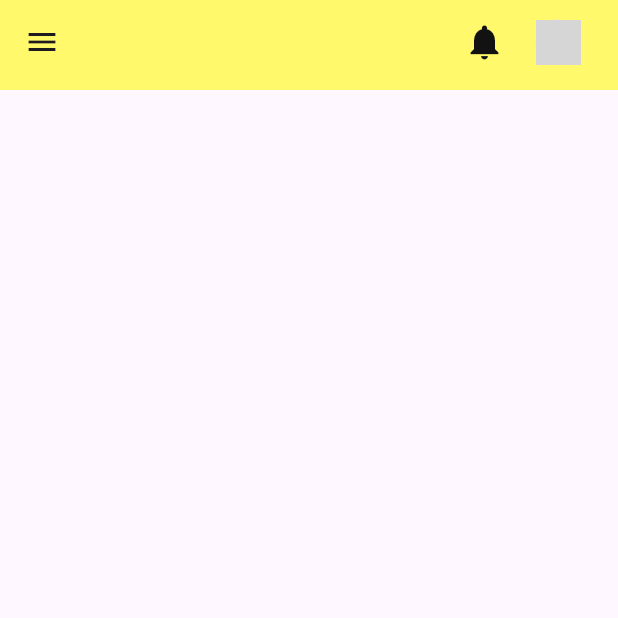
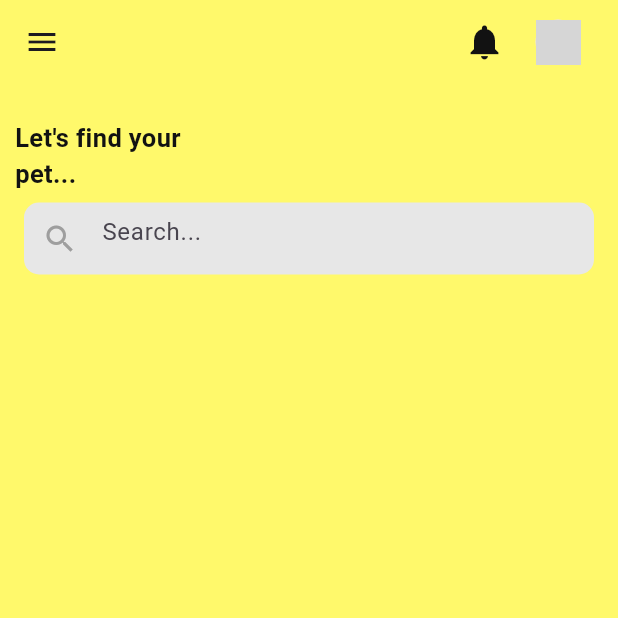
Before and after one commit to Norielqt/FinalPurrPatrol, a Flutter app: the HomeScreen screen opened by its route, on a phone screen of 412 x 824 dp, the top half of it. Run offline on Flutter 3.47's test engine with Material 3 defaults, Android fonts, the phone set to English and light mode, and no system bars; our stand-ins replace cloud_firestore, firebase_auth, firebase_core, image_picker; accounts and stored records are empty; network calls fail; grey boxes are pictures that could not be loaded.

Commit message:
edit home

```diff
--- a/lib/components/home_drawer.dart
+++ b/lib/components/home_drawer.dart
@@ -135,7 +135,66 @@ class _HomeScreenState extends State<HomeScreen> {
           ),
         ),
       ),
-      body: FutureBuilder<List<Map<String, dynamic>>>(
+       body: Stack(
+        children: [
+          Container(
+            color: const Color(0xFFFFF96B),
+          ),
+          const Positioned(
+            top: 20,
+            left: 10,
+            right:255,
+            child: Column(
+              children: [
+                Text(
+                  "Let's find your pet...",
+                  style: TextStyle(
+                    fontSize: 17,
+                    fontWeight: FontWeight.bold,
+                    color: Color(0xFF121212),
+                  ),
+                ),
+                SizedBox(height: 20),
+              ],
+            ),
+          ),
+          Positioned(
+            top: 60,
+            left: 0,
+            right: 0,
+            child: Padding(
+              padding: const EdgeInsets.only(left: 16, right: 16, top: 15),
+              child: Container(
+                decoration: BoxDecoration(
+                  color: const Color(0xFFE7E7E7),
+                  borderRadius: BorderRadius.circular(10),
+                ),
+                child: const TextField(
+                  decoration: InputDecoration(
+                    hintText: 'Search...',
+                    border: InputBorder.none,
+                    prefixIcon: Icon(Icons.search, color: Colors.grey),
+                  ),
+                  style: TextStyle(fontSize: 16.0),
+                ),
+              ),
+            ),
+          ),
+          Positioned(
+            top: 0,
+            left: 0,
+            right: 0,
+            bottom: 0,
+            child: Container(
+              margin: const EdgeInsets.only(top: 180),
+              decoration: const BoxDecoration(
+                color:  Color(0xFFFFF96B),
+                borderRadius: BorderRadius.only(
+                  topLeft: Radius.circular(30),
+                  topRight: Radius.circular(30),
+                ),
+              ),
+              child: FutureBuilder<List<Map<String, dynamic>>>(
                 future: petsFuture,
                 builder: (context, snapshot) {
                   if (snapshot.connectionState == ConnectionState.waiting) {
@@ -147,7 +206,9 @@ class _HomeScreenState extends State<HomeScreen> {
                     return ListView.builder(
                       itemCount: pets.length,
                       itemBuilder: (context, index) {
-                return GestureDetector(
+                        return Column(
+                          children: [
+                            GestureDetector(
                               onTap: () async {
                                 Navigator.push(
                                   context,
@@ -166,20 +227,30 @@ class _HomeScreenState extends State<HomeScreen> {
                                 );
                               },
                               child: ItemWidget2(
-                    imageUrl: pets[index]['type'], // Placeholder image URL
-                    headerText: pets[index]['title'], // Placeholder text until data is fetched
+                                imageUrl: pets[index]['type'],
+                                headerText: pets[index]['title'],
                                 subtitleText: pets[index]['weight'],
                                 additionalText: pets[index]['color'],
                               ),
+                            ),
+                            Divider(
+                              color: Colors.transparent,
+                            ), // Add a divider between items
+                          ],
                         );
                       },
                     );
                   }
                 },
               ),
+            ),
+          ),
+        ],
+      ),
     );
   }
 }
+
   Widget _buildHoverableDrawerItem(
       String title, IconData icon, VoidCallback onTap) {
     return MouseRegion(
```
Lines whose indentation alone changed are shown as unchanged.
